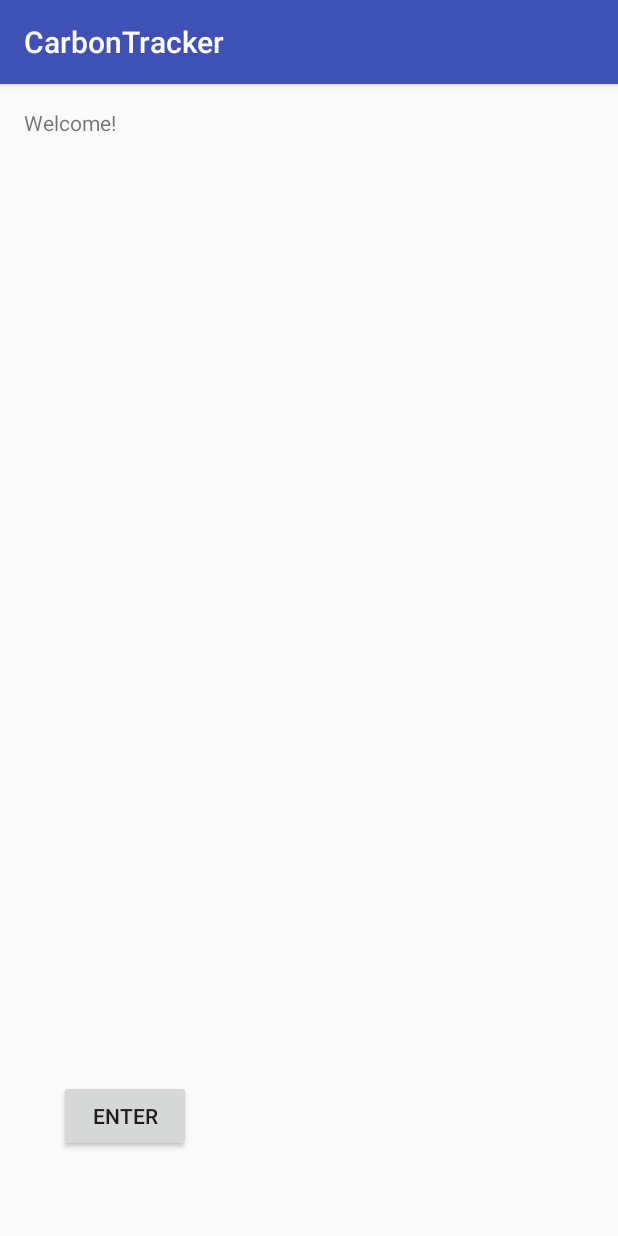
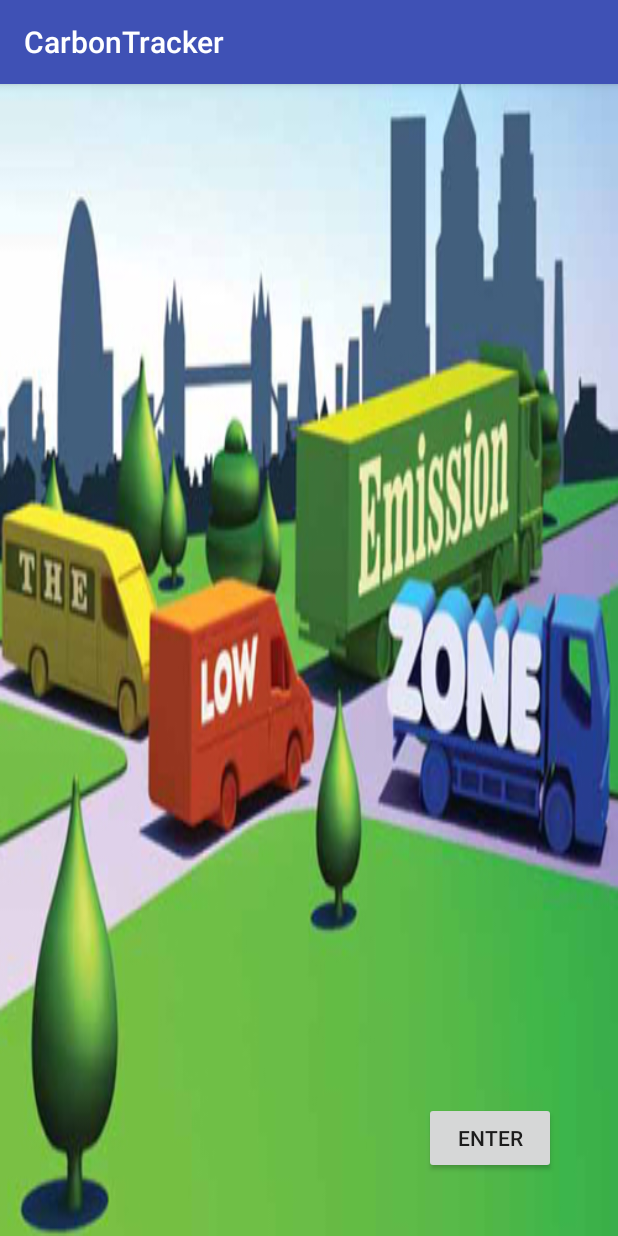
Before and after one commit to BaronInTheTree/CO2GO, an Android app: the screen it shows after launch (WelcomePageActivity), on a phone screen of 412 x 824 dp. Run offline under Robolectric (Android 15) with nearby library versions, the phone set to English and light mode, and no system bars.

Commit message:
Welcome screen background added
Few pictures and their links added to project

```diff
--- a/app/src/main/res/layout/activity_welcome_page.xml
+++ b/app/src/main/res/layout/activity_welcome_page.xml
@@ -2,6 +2,8 @@
 <RelativeLayout xmlns:android="http://schemas.android.com/apk/res/android"
     xmlns:tools="http://schemas.android.com/tools"
     android:id="@+id/activity_main"
+    android:background="@mipmap/low_emission_zone"
+
     android:layout_width="match_parent"
     android:layout_height="match_parent"
     android:paddingBottom="@dimen/activity_vertical_margin"
@@ -10,20 +12,15 @@
     android:paddingTop="@dimen/activity_vertical_margin"
     tools:context="ca.cmpt276.carbonTracker.WelcomePageActivity">
 
-    <TextView
-        android:layout_width="wrap_content"
-        android:layout_height="wrap_content"
-        android:text="Welcome!" />
-
     <Button
         android:text="Enter"
         android:layout_width="wrap_content"
         android:layout_height="wrap_content"
         android:id="@+id/enter_btn"
+        android:layout_marginBottom="25dp"
         android:layout_alignParentBottom="true"
-        android:layout_alignParentLeft="true"
-        android:layout_alignParentStart="true"
-        android:layout_marginLeft="23dp"
-        android:layout_marginStart="23dp"
-        android:layout_marginBottom="40dp" />
+        android:layout_alignParentRight="true"
+        android:layout_alignParentEnd="true"
+        android:layout_marginRight="25dp"
+        android:layout_marginEnd="25dp" />
 </RelativeLayout>
```
Also changed, not shown: app/src/main/res/mipmap-hdpi/footprint_recycle.jpg (added), app/src/main/res/mipmap-hdpi/green_car.jpg (added), app/src/main/res/mipmap-hdpi/keep_calm_and_reduce_your_carbon_footprint.jpg (added), app/src/main/res/mipmap-hdpi/low_emission_zone.jpg (added), 1 other file.
